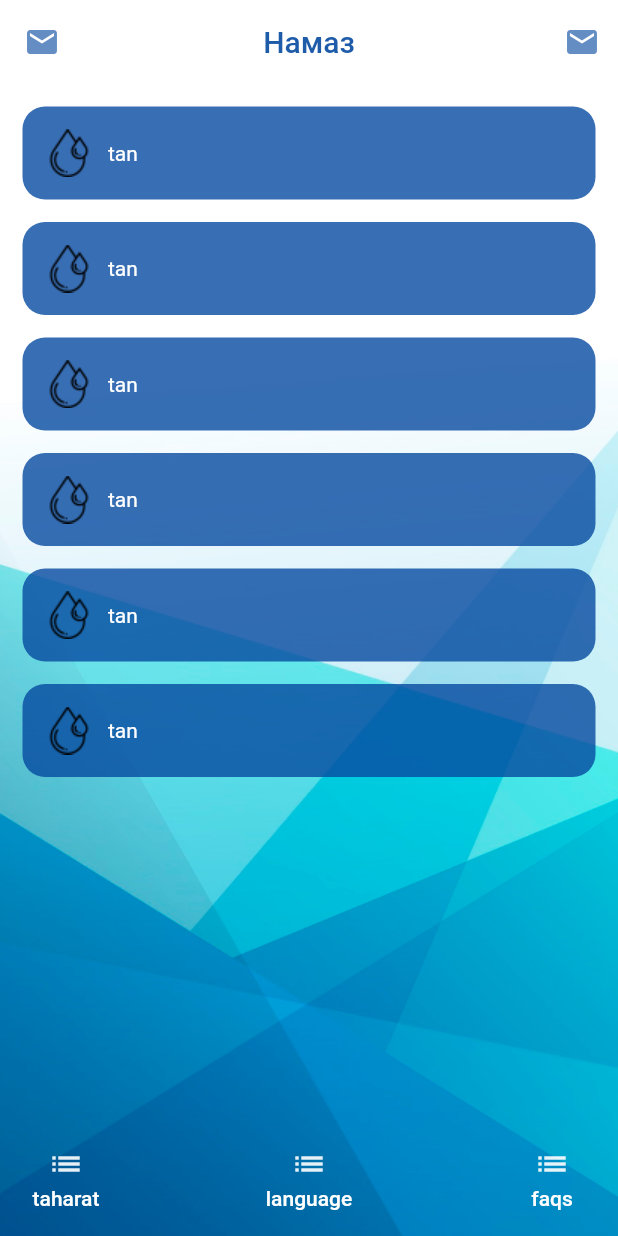
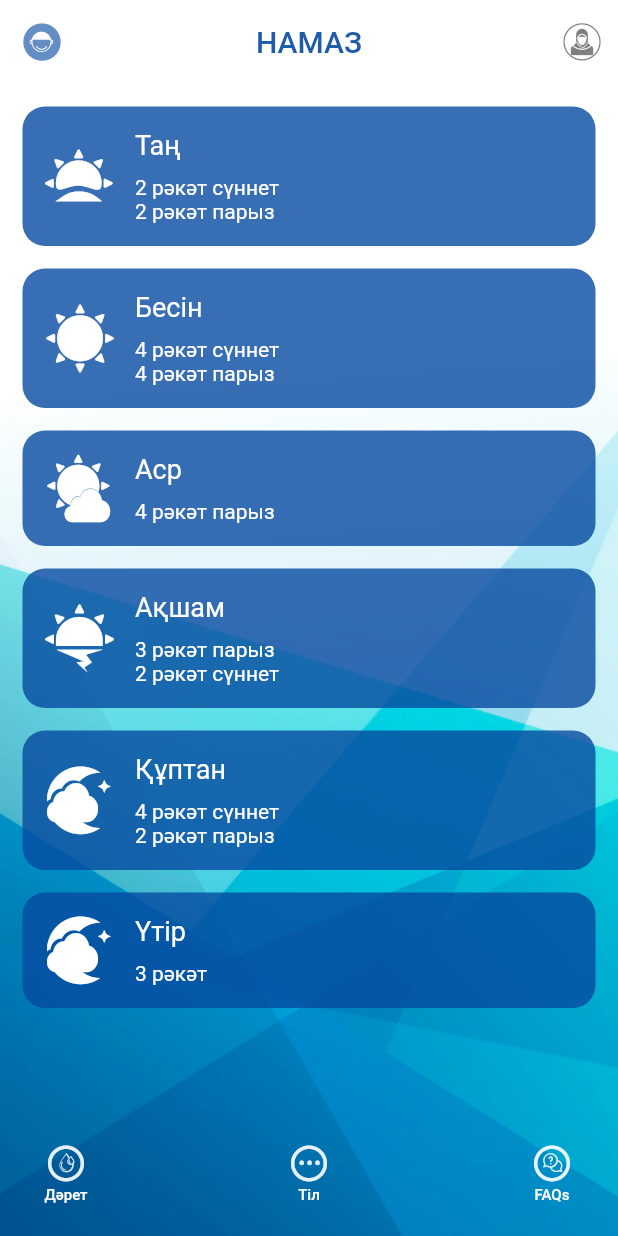
Before and after one commit to Urgut/namoz, a Flutter app: the screen it shows after launch, on a phone screen of 412 x 824 dp. Run offline on Flutter 3.47's test engine with Material 2 defaults, Android fonts, the phone set to English and light mode, and no system bars; our stand-ins replace assets_audio_player, dio, flutter_bloc, flutter_html, get_it, shared_preferences.

Commit message:
added icons

```diff
--- a/langs/kk.json
+++ b/langs/kk.json
@@ -1,10 +1,10 @@
 {
-  "fajr": "Таң намазы",
-  "dhuhr": "Бесін намазы",
-  "asr": "Аср намазы",
-  "magrib": "Ақшам намазы",
-  "isha": "Құптан намазы",
-  "vitr": "Үтір намазы",
+  "fajr": "Таң",
+  "dhuhr": "Бесін",
+  "asr": "Аср",
+  "magrib": "Ақшам",
+  "isha": "Құптан",
+  "vitr": "Үтір",
   "2_rakaats_paryz": "2 рәкәт парыз",
   "3_rakaats_paryz": "3 рәкәт парыз",
   "4_rakaats_paryz": "4 рәкәт парыз",
@@ -16,5 +16,9 @@
   "3_rakaat": "3 ракаат",
   "4_rakaat": "4 ракаат",
   "man": "Ер",
-  "woman": "Әйел"
+  "woman": "Әйел",
+  "taharat": "Дәрет",
+  "language": "Тіл",
+  "faqs": "FAQs",
+  "namaz": "Намаз"
 }
--- a/lib/features/home/data/models/menu-item.model.dart
+++ b/lib/features/home/data/models/menu-item.model.dart
@@ -1,5 +1,7 @@
+import 'package:flutter/cupertino.dart';
+
 class MenuItemModel {
-  final String icon;
+  final IconData icon;
   final String title;
   final String route;
 
--- a/lib/features/home/data/models/namaz-general-model.dart
+++ b/lib/features/home/data/models/namaz-general-model.dart
@@ -2,7 +2,7 @@ import 'package:flutter/material.dart';
 
 class NamazGeneralModel {
   final String title;
-  final Icon icon;
+  final IconData icon;
   final List<String> namazs;
 
   NamazGeneralModel({
--- a/lib/features/home/presentation/pages/home/home.page.dart
+++ b/lib/features/home/presentation/pages/home/home.page.dart
@@ -4,6 +4,8 @@ import 'package:namazapp/features/home/bloc/sections-bloc.dart';
 import 'package:namazapp/features/home/bloc/sections-state.dart';
 import 'package:namazapp/features/home/presentation/widgets/main-menu/main-menu.dart';
 import 'package:namazapp/features/home/presentation/widgets/namaz-list/namaz-list.dart';
+import 'package:namazapp/localization.dart';
+import 'package:namazapp/shared/fonts/namaz_fonts.dart';
 import 'package:namazapp/shared/widgets/empty.dart';
 import 'package:namazapp/shared/widgets/error/error.dart';
 import 'package:namazapp/shared/widgets/spinner/spinner.dart';
@@ -20,7 +22,7 @@ class HomePage extends StatelessWidget {
     return Scaffold(
       appBar: AppBar(
         title: Text(
-          'Намаз',
+          AppLocalizations.of(context).translate('namaz').toUpperCase(),
           style: TextStyle(color: Color(0XFA0064AA0).withOpacity(0.9)),
         ),
         centerTitle: true,
@@ -28,11 +30,19 @@ class HomePage extends StatelessWidget {
         backgroundColor: Colors.white,
         actions: [
           IconButton(
-              icon: Icon(Icons.email, color: Color(0XFA0064AA0)),
+              icon: Icon(
+                NamazIcons.hijab,
+                color: Colors.black.withOpacity(0.5),
+                size: 25,
+              ),
               onPressed: () {}),
         ],
         leading: IconButton(
-            icon: Icon(Icons.email, color: Color(0XFA0064AA0)),
+            icon: Icon(
+              NamazIcons.man,
+              color: Color(0XFA0064AA0),
+              size: 25,
+            ),
             onPressed: () {}),
       ),
       body: BlocBuilder(
--- a/lib/features/home/presentation/widgets/main-menu/main-menu.dart
+++ b/lib/features/home/presentation/widgets/main-menu/main-menu.dart
@@ -1,12 +1,18 @@
 import 'package:flutter/material.dart';
 import 'package:namazapp/features/home/data/datasources/menu-local-data.dart';
 import 'package:namazapp/features/home/data/models/menu-item.model.dart';
+import 'package:namazapp/localization.dart';
 import 'package:namazapp/locator.dart';
 import 'package:namazapp/shared/widgets/empty.dart';
 import 'package:namazapp/shared/widgets/error/error.dart';
 import 'package:namazapp/shared/widgets/spinner/spinner.dart';
 
-class MainMenu extends StatelessWidget {
+class MainMenu extends StatefulWidget {
+  @override
+  _MainMenuState createState() => _MainMenuState();
+}
+
+class _MainMenuState extends State<MainMenu> {
   @override
   Widget build(BuildContext context) {
     return FutureBuilder(
@@ -59,13 +65,20 @@ class MainMenu extends StatelessWidget {
     );
   }
 
-  Widget buildIcon(String i) => Container(
-        child: Icon(Icons.list, color: Colors.white.withOpacity(0.9)),
+  Widget buildIcon(IconData i) => Container(
+        child: Icon(
+          i,
+          color: Colors.white.withOpacity(0.9),
+        ),
       );
 
   Widget buildTitle(String t) => Container(
-          child: Text(
-        t,
-        style: TextStyle(color: Colors.white),
-      ));
+        child: Text(
+          AppLocalizations.of(context).translate(t),
+          style: TextStyle(
+            color: Colors.white,
+            fontSize: 10,
+          ),
+        ),
+      );
 }
--- a/lib/features/home/presentation/widgets/namaz-list/namaz-list.dart
+++ b/lib/features/home/presentation/widgets/namaz-list/namaz-list.dart
@@ -1,6 +1,7 @@
 import 'package:flutter/material.dart';
 import 'package:namazapp/features/home/data/datasources/namaz-general-local-data.dart';
 import 'package:namazapp/features/home/data/models/namaz-general-model.dart';
+import 'package:namazapp/localization.dart';
 import 'package:namazapp/locator.dart';
 import 'package:namazapp/shared/widgets/empty.dart';
 import 'package:namazapp/shared/widgets/error/error.dart';
@@ -36,6 +37,7 @@ class _NamazListState extends State<NamazList> {
 
   Widget buildContent(List<NamazGeneralModel> data) {
     return ListView.builder(
+      shrinkWrap: true,
       itemCount: data.length,
       itemBuilder: (ctx, index) {
         return buildItem(data[index]);
@@ -53,11 +55,14 @@ class _NamazListState extends State<NamazList> {
       padding: EdgeInsets.all(15),
       child: Row(
         children: [
-          buildIcon(),
-          SizedBox(width: 10),
+          buildIcon(n.icon),
+          SizedBox(width: 15),
           Column(
+            crossAxisAlignment: CrossAxisAlignment.start,
             children: [
               buildTitle(n.title),
+              SizedBox(height: 10),
+              buildEachNamazList(n.namazs),
             ],
           ),
         ],
@@ -65,17 +70,41 @@ class _NamazListState extends State<NamazList> {
     );
   }
 
-  Widget buildIcon() {
+  Widget buildIcon(IconData i) {
     return Container(
-      child: Image.asset('assets/images/icons/water-drop.png'),
+      child: Icon(
+        i,
+        color: Colors.white,
+        size: 45,
+      ),
     );
   }
 
   Widget buildTitle(String t) {
     return Container(
-        child: Text(
-      t,
-      style: TextStyle(color: Colors.white),
-    ));
+      child: Text(
+        AppLocalizations.of(context).translate(t),
+        style: TextStyle(
+          color: Colors.white,
+          fontSize: 18,
+        ),
+      ),
+    );
+  }
+
+  Widget buildEachNamazList(List<String> namazs) {
+    List<Widget> result = [];
+
+    for (int i = 0; i < namazs.length; i++) {
+      result.add(Text(
+        AppLocalizations.of(context).translate(namazs[i]),
+        style: TextStyle(color: Colors.white),
+      ));
+    }
+
+    return Column(
+      crossAxisAlignment: CrossAxisAlignment.start,
+      children: result,
+    );
   }
 }
--- /dev/null
+++ b/lib/shared/fonts/namaz_fonts.dart
@@ -0,0 +1,29 @@
+import 'package:flutter/widgets.dart';
+
+class NamazIcons {
+  NamazIcons._();
+
+  static const _kFontFam = 'NamazFont';
+  static const _kFontPkg = null;
+
+  static const IconData settings =
+      IconData(0xe800, fontFamily: _kFontFam, fontPackage: _kFontPkg);
+  static const IconData taharat =
+      IconData(0xe801, fontFamily: _kFontFam, fontPackage: _kFontPkg);
+  static const IconData magrib =
+      IconData(0xe802, fontFamily: _kFontFam, fontPackage: _kFontPkg);
+  static const IconData isha =
+      IconData(0xe803, fontFamily: _kFontFam, fontPackage: _kFontPkg);
+  static const IconData asr =
+      IconData(0xe805, fontFamily: _kFontFam, fontPackage: _kFontPkg);
+  static const IconData man =
+      IconData(0xe807, fontFamily: _kFontFam, fontPackage: _kFontPkg);
+  static const IconData faqs =
+      IconData(0xe808, fontFamily: _kFontFam, fontPackage: _kFontPkg);
+  static const IconData dhuhr =
+      IconData(0xe80a, fontFamily: _kFontFam, fontPackage: _kFontPkg);
+  static const IconData hijab =
+      IconData(0xe80b, fontFamily: _kFontFam, fontPackage: _kFontPkg);
+  static const IconData fajr =
+      IconData(0xe80c, fontFamily: _kFontFam, fontPackage: _kFontPkg);
+}
```
Also changed, not shown: lib/features/home/data/datasources/menu-local-data.dart (+4 -3 lines), lib/features/home/data/datasources/namaz-general-local-data.dart (+59 -26 lines), pubspec.yaml (+16 -11 lines), assets/data/namaz.ttf (added), assets/fonts/namaz/namaz.ttf (added).
